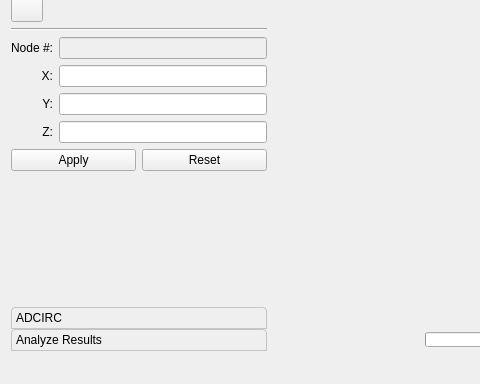
This is SMT/MainWindow.ui in atdyer/SMT as Qt 5 draws it before an edit; both pictures show x 0 to 480 and y 367 to 751 of the 1105 by 751 pixel window. The edited form follows.
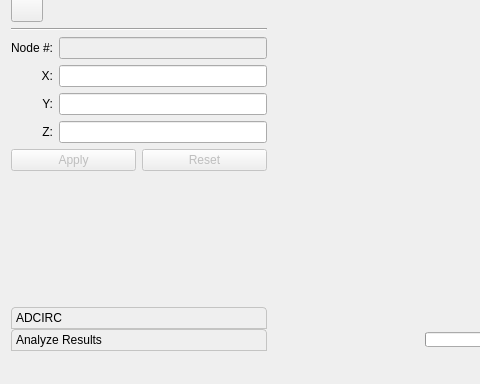
This is the edited form. Icons and pictures are not drawn. Custom widgets are drawn as their Qt base class.

```diff
--- a/SMT/MainWindow.ui
+++ b/SMT/MainWindow.ui
@@ -927,6 +927,9 @@
              <layout class="QHBoxLayout" name="horizontalLayout_2">
               <item>
                <widget class="QPushButton" name="applyEditButton">
+                <property name="enabled">
+                 <bool>false</bool>
+                </property>
                 <property name="text">
                  <string>Apply</string>
                 </property>
@@ -934,6 +937,9 @@
               </item>
               <item>
                <widget class="QPushButton" name="resetEditButton">
+                <property name="enabled">
+                 <bool>false</bool>
+                </property>
                 <property name="text">
                  <string>Reset</string>
                 </property>
```
